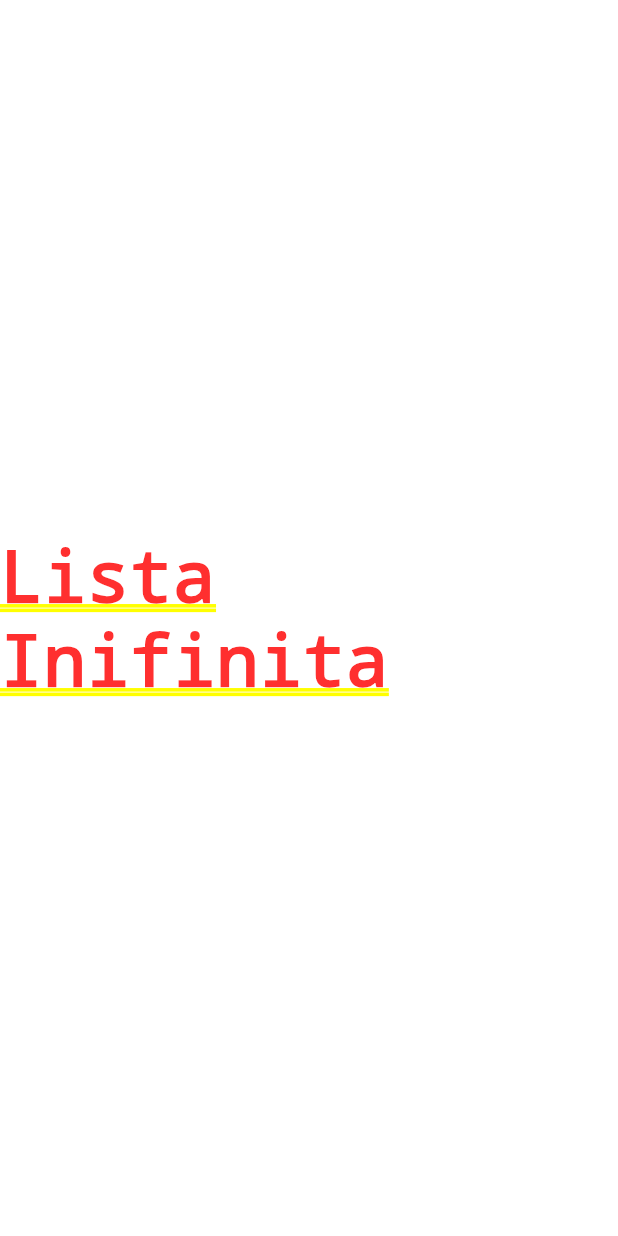
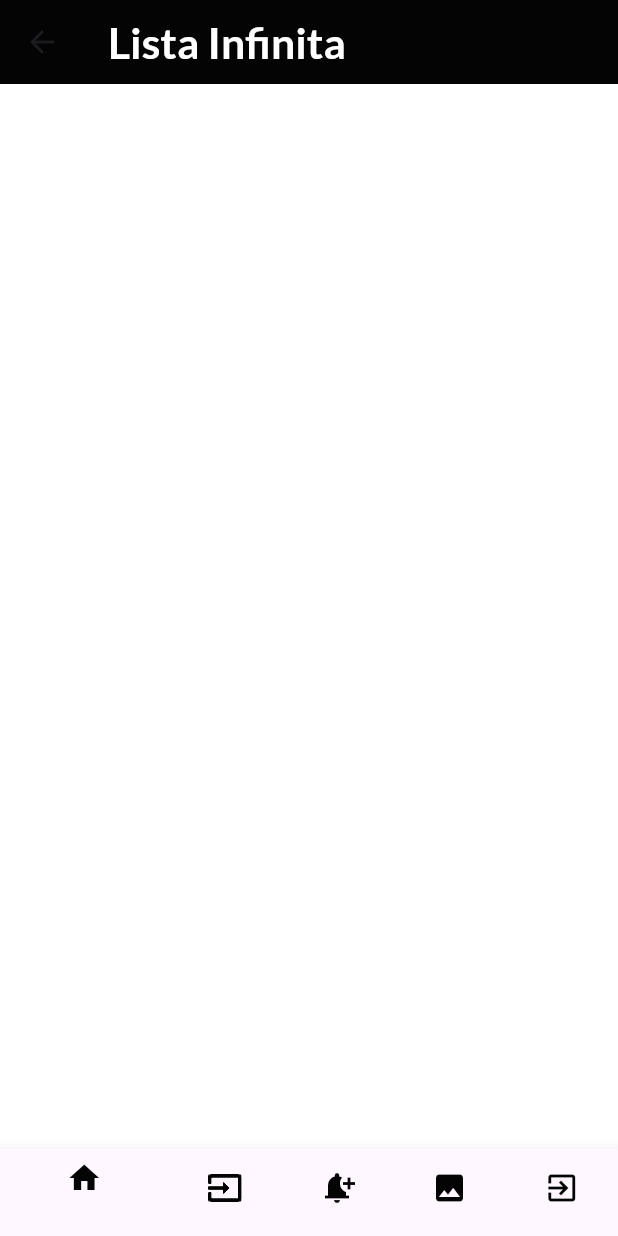
Before and after one commit to TheRipper284/componentes_flutter5c, a Flutter app: the screen it shows after launch, after a tap on "ListView.builder", on a phone screen of 412 x 824 dp. Run offline on Flutter 3.47's test engine with Material 3 defaults, Android fonts, the phone set to English and light mode, and no system bars; our stand-ins replace google_fonts, transparent_image; network calls fail.

Commit message:
Adding Appbar and Takbar in InfiniteListScreen

```diff
--- a/lib/screens/home_screen.dart
+++ b/lib/screens/home_screen.dart
@@ -19,7 +19,7 @@ class HomeScreen extends StatelessWidget {
           ListTile(
             leading: IconTheme(
               data: AppTheme.lightTheme.iconTheme,
-              child: const Icon(Icons.accessibility_new_sharp,
+              child: const Icon(Icons.input_sharp,
               ),
             ),
             title: Text(
@@ -31,7 +31,7 @@ class HomeScreen extends StatelessWidget {
               style: AppTheme.lightTheme.textTheme.bodySmall,
             ),
             trailing: const Icon(
-              Icons.accessibility_new_rounded,
+              Icons.arrow_circle_right,
               color: AppTheme.primaryColor,
             ),
             onTap: (){
@@ -56,7 +56,7 @@ class HomeScreen extends StatelessWidget {
               style: AppTheme.lightTheme.textTheme.bodySmall,
             ),
             trailing: const Icon(
-              Icons.add_reaction_outlined,
+              Icons.arrow_circle_right,
               color: AppTheme.primaryColor,
             ),
             onTap: (){
@@ -81,7 +81,7 @@ class HomeScreen extends StatelessWidget {
               style: AppTheme.lightTheme.textTheme.bodySmall,
             ),
             trailing: const Icon(
-              Icons.assist_walker_sharp,
+              Icons.arrow_circle_right,
               color: AppTheme.primaryColor,
             ),
             onTap: (){
@@ -107,7 +107,10 @@ class HomeScreen extends StatelessWidget {
             ),
             trailing: IconTheme(
               data: AppTheme.lightTheme.iconTheme,
-              child: const Icon(Icons.arrow_circle_right),
+              child: const Icon(
+                Icons.arrow_circle_right,
+                color: AppTheme.primaryColor,
+              ),
             ),
             onTap: (){
               final ruta4 = MaterialPageRoute(builder: (context){
--- a/lib/screens/inifite_list_screen.dart
+++ b/lib/screens/inifite_list_screen.dart
@@ -1,4 +1,9 @@
 import 'package:flutter/material.dart';
+import 'package:practica3_5c/screens/home_screen.dart';
+import 'package:practica3_5c/screens/images_screen.dart';
+import 'package:practica3_5c/screens/inputs_screen.dart';
+import 'package:practica3_5c/screens/notifications_screen.dart';
+import 'package:practica3_5c/theme/app_theme.dart';
 
 class InfiniteListScreen extends StatefulWidget {
   const InfiniteListScreen({super.key});
@@ -8,10 +13,92 @@ class InfiniteListScreen extends StatefulWidget {
 }
 
 class _InfiniteListScreenState extends State<InfiniteListScreen> {
+  bool valueSwitch = false;
+  bool isChecked1 = false;
+  bool isChecked2 = false;
+  bool isChecked3 = false;
+  double valueSlider = 0.0;
+  int selectedIndex = 0;
+  int selectedRadioOption = 0;
+
+  openScreen(int index){
+
+    setState(() {
+        MaterialPageRoute ruta =
+                MaterialPageRoute(builder: (context) => const HomeScreen());
+        switch ( index ){
+          case 0:
+            ruta =
+              MaterialPageRoute(builder: (context) => const HomeScreen());
+                  break;
+          case 1:
+            ruta =
+              MaterialPageRoute(builder: (context) => const InputsScreen());
+                  break;
+          case 2:
+            ruta = MaterialPageRoute(builder: (context) => const NotificationsScreen());
+                  break;
+          case 3:
+            ruta =
+              MaterialPageRoute(builder: (context) => const ImagesScreen());
+            break;
+        }
+      selectedIndex = index;
+      //print('SelectedIndex = $selectedIndex');
+      Navigator.push(context, ruta);
+    });
+  }
+
   @override
   Widget build(BuildContext context) {
-    return const Center(
-      child: Text('Lista Inifinita'),
+    return Scaffold(
+      appBar: AppBar(
+        title: const Text('Lista Infinita'),
+      ),
+      bottomNavigationBar: BottomNavigationBar(
+        currentIndex: selectedIndex,
+        backgroundColor: AppTheme.primaryColor,
+        unselectedItemColor: AppTheme.backColor,
+        onTap: (index) => openScreen(index),
+        items: const [
+          BottomNavigationBarItem(
+            icon: Icon(
+              Icons.home,
+              color: AppTheme.primaryColor,
+            ),
+            label: "Inicio",
+          ),
+          BottomNavigationBarItem(
+            icon: Icon(
+              Icons.input_sharp,
+              color: AppTheme.primaryColor,
+            ),
+            label: "Entradas",
+          ),
+          BottomNavigationBarItem(
+            icon: Icon(
+              Icons.notification_add,
+              color: AppTheme.primaryColor,
+            ),
+            label: "Notificaciones",
+          ),
+          BottomNavigationBarItem(
+            icon: Icon(
+              Icons.image,
+              color: AppTheme.primaryColor,
+            ),
+            label: "Imágenes",
+          ),
+          BottomNavigationBarItem(
+            icon: Icon(
+              Icons.exit_to_app,
+              color: AppTheme.primaryColor,
+            ),
+            label: "Salir",
+          ),
+        ],
+        unselectedLabelStyle: AppTheme.lightTheme.textTheme.bodySmall ,
+      ),
     );
   }
 }
```
